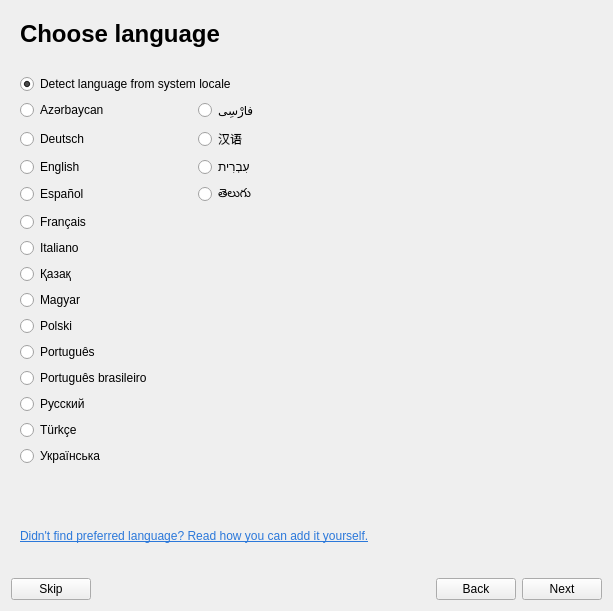
First picture: the form in src/bin/scenarist-desktop/UserInterfaceLayer/Onboarding/OnboardingView.ui, repository dimkanovikov/KITScenarist, before the edit.
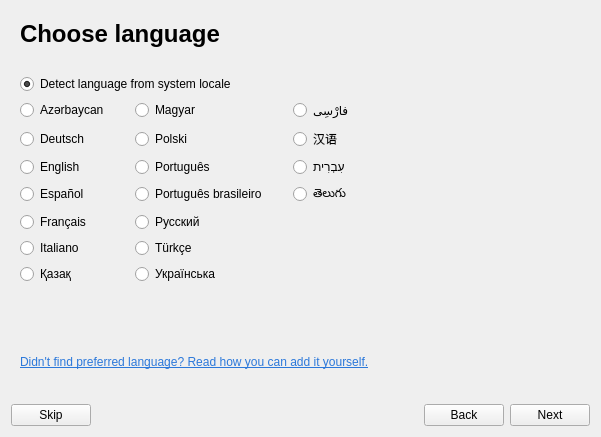
Second picture: the form after the edit. Custom widgets are drawn as their Qt base class.

Commit message: Make language dialog smaller to it can be shown in lowres screens #808

Patch:
```diff
--- a/src/bin/scenarist-desktop/UserInterfaceLayer/Onboarding/OnboardingView.ui
+++ b/src/bin/scenarist-desktop/UserInterfaceLayer/Onboarding/OnboardingView.ui
@@ -6,8 +6,8 @@
    <rect>
     <x>0</x>
     <y>0</y>
-    <width>613</width>
-    <height>611</height>
+    <width>588</width>
+    <height>437</height>
    </rect>
   </property>
   <property name="windowTitle">
@@ -71,43 +71,10 @@
      </property>
      <widget class="QWidget" name="languagePage">
       <layout class="QGridLayout" name="gridLayout_2">
-       <item row="5" column="2">
-        <spacer name="horizontalSpacer_2">
-         <property name="orientation">
-          <enum>Qt::Horizontal</enum>
-         </property>
-         <property name="sizeHint" stdset="0">
-          <size>
-           <width>40</width>
-           <height>20</height>
-          </size>
-         </property>
-        </spacer>
-       </item>
-       <item row="1" column="0">
-        <spacer name="verticalSpacer_9">
-         <property name="orientation">
-          <enum>Qt::Vertical</enum>
-         </property>
-         <property name="sizeType">
-          <enum>QSizePolicy::Fixed</enum>
-         </property>
-         <property name="sizeHint" stdset="0">
-          <size>
-           <width>20</width>
-           <height>20</height>
-          </size>
-         </property>
-        </spacer>
-       </item>
-       <item row="9" column="0">
-        <widget class="QRadioButton" name="kazakh">
-         <property name="text">
-          <string>Қазақ</string>
-         </property>
-        </widget>
-       </item>
-       <item row="12" column="0">
+       <property name="horizontalSpacing">
+        <number>26</number>
+       </property>
+       <item row="5" column="1">
         <widget class="QRadioButton" name="portugues">
          <property name="text">
           <string>Português</string>
@@ -117,10 +84,23 @@
          </property>
         </widget>
        </item>
-       <item row="14" column="0">
-        <widget class="QRadioButton" name="russian">
+       <item row="5" column="3">
+        <spacer name="horizontalSpacer_2">
+         <property name="orientation">
+          <enum>Qt::Horizontal</enum>
+         </property>
+         <property name="sizeHint" stdset="0">
+          <size>
+           <width>202</width>
+           <height>20</height>
+          </size>
+         </property>
+        </spacer>
+       </item>
+       <item row="4" column="1">
+        <widget class="QRadioButton" name="polish">
          <property name="text">
-          <string>Русский</string>
+          <string>Polski</string>
          </property>
          <property name="checked">
           <bool>false</bool>
@@ -134,44 +114,13 @@
          </property>
         </widget>
        </item>
-       <item row="5" column="0">
-        <widget class="QRadioButton" name="english">
-         <property name="text">
-          <string>English</string>
-         </property>
-         <property name="checked">
-          <bool>false</bool>
-         </property>
-        </widget>
-       </item>
-       <item row="16" column="0">
+       <item row="9" column="1">
         <widget class="QRadioButton" name="ukrainian">
          <property name="text">
           <string>Українська</string>
          </property>
         </widget>
        </item>
-       <item row="0" column="0" colspan="2">
-        <widget class="QLabel" name="label">
-         <property name="styleSheet">
-          <string notr="true">font-size: 24px;
-font-weight: 600;</string>
-         </property>
-         <property name="text">
-          <string>Choose language</string>
-         </property>
-        </widget>
-       </item>
-       <item row="18" column="0" colspan="2">
-        <widget class="QLabel" name="label_2">
-         <property name="text">
-          <string>&lt;a href=&quot;https://github.com/dimkanovikov/KITScenarist/wiki/How-to-add-the-translation-of-KIT-Scenarist-to-your-native-language-or-improve-one-of-existing%3F&quot; style=&quot;color:#2b78da;&quot;&gt;Didn't find preferred language? Read how you can add it yourself.&lt;/a&gt;</string>
-         </property>
-         <property name="openExternalLinks">
-          <bool>true</bool>
-         </property>
-        </widget>
-       </item>
        <item row="17" column="0">
         <spacer name="verticalSpacer">
          <property name="orientation">
@@ -185,7 +134,21 @@
          </property>
         </spacer>
        </item>
-       <item row="2" column="0" colspan="3">
+       <item row="8" column="0">
+        <widget class="QRadioButton" name="italian">
+         <property name="text">
+          <string>Italiano</string>
+         </property>
+        </widget>
+       </item>
+       <item row="6" column="2">
+        <widget class="QRadioButton" name="telugu">
+         <property name="text">
+          <string>తెలుగు</string>
+         </property>
+        </widget>
+       </item>
+       <item row="2" column="0" colspan="4">
         <widget class="QRadioButton" name="system">
          <property name="text">
           <string>Detect language from system locale</string>
@@ -195,13 +158,6 @@
          </property>
         </widget>
        </item>
-       <item row="6" column="0">
-        <widget class="QRadioButton" name="spanish">
-         <property name="text">
-          <string>Español</string>
-         </property>
-        </widget>
-       </item>
        <item row="4" column="0">
         <widget class="QRadioButton" name="german">
          <property name="text">
@@ -209,40 +165,50 @@
          </property>
         </widget>
        </item>
-       <item row="11" column="0">
-        <widget class="QRadioButton" name="polish">
+       <item row="5" column="0">
+        <widget class="QRadioButton" name="english">
          <property name="text">
-          <string>Polski</string>
+          <string>English</string>
          </property>
          <property name="checked">
           <bool>false</bool>
          </property>
         </widget>
        </item>
-       <item row="15" column="0">
-        <widget class="QRadioButton" name="turkish">
+       <item row="7" column="1">
+        <widget class="QRadioButton" name="russian">
          <property name="text">
-          <string>Türkçe</string>
+          <string>Русский</string>
          </property>
          <property name="checked">
           <bool>false</bool>
          </property>
         </widget>
        </item>
-       <item row="10" column="0">
+       <item row="6" column="1">
+        <widget class="QRadioButton" name="portuguesBrasil">
+         <property name="text">
+          <string>Português brasileiro</string>
+         </property>
+         <property name="checked">
+          <bool>false</bool>
+         </property>
+        </widget>
+       </item>
+       <item row="9" column="0">
+        <widget class="QRadioButton" name="kazakh">
+         <property name="text">
+          <string>Қазақ</string>
+         </property>
+        </widget>
+       </item>
+       <item row="3" column="1">
         <widget class="QRadioButton" name="hungarian">
          <property name="text">
           <string>Magyar</string>
          </property>
         </widget>
        </item>
-       <item row="8" column="0">
-        <widget class="QRadioButton" name="italian">
-         <property name="text">
-          <string>Italiano</string>
-         </property>
-        </widget>
-       </item>
        <item row="3" column="0">
         <widget class="QRadioButton" name="azerbaijani">
          <property name="text">
@@ -250,41 +216,78 @@
          </property>
         </widget>
        </item>
-       <item row="3" column="1">
+       <item row="6" column="0">
+        <widget class="QRadioButton" name="spanish">
+         <property name="text">
+          <string>Español</string>
+         </property>
+        </widget>
+       </item>
+       <item row="8" column="1">
+        <widget class="QRadioButton" name="turkish">
+         <property name="text">
+          <string>Türkçe</string>
+         </property>
+         <property name="checked">
+          <bool>false</bool>
+         </property>
+        </widget>
+       </item>
+       <item row="3" column="2">
         <widget class="QRadioButton" name="farsi">
          <property name="text">
           <string>فارْسِى</string>
          </property>
         </widget>
        </item>
-       <item row="4" column="1">
-        <widget class="QRadioButton" name="chinese">
-         <property name="text">
-          <string>汉语</string>
-         </property>
-        </widget>
-       </item>
-       <item row="5" column="1">
+       <item row="5" column="2">
         <widget class="QRadioButton" name="hebrew">
          <property name="text">
           <string>עִבְרִית</string>
          </property>
         </widget>
        </item>
-       <item row="6" column="1">
-        <widget class="QRadioButton" name="telugu">
+       <item row="4" column="2">
+        <widget class="QRadioButton" name="chinese">
          <property name="text">
-          <string>తెలుగు</string>
+          <string>汉语</string>
          </property>
         </widget>
        </item>
-       <item row="13" column="0">
-        <widget class="QRadioButton" name="portuguesBrasil">
+       <item row="1" column="0" colspan="4">
+        <spacer name="verticalSpacer_9">
+         <property name="orientation">
+          <enum>Qt::Vertical</enum>
+         </property>
+         <property name="sizeType">
+          <enum>QSizePolicy::Fixed</enum>
+         </property>
+         <property name="sizeHint" stdset="0">
+          <size>
+           <width>20</width>
+           <height>20</height>
+          </size>
+         </property>
+        </spacer>
+       </item>
+       <item row="0" column="0" colspan="4">
+        <widget class="QLabel" name="label">
+         <property name="styleSheet">
+          <string notr="true">font-size: 24px;
+font-weight: 600;</string>
+         </property>
          <property name="text">
-          <string>Português brasileiro</string>
+          <string>Choose language</string>
          </property>
-         <property name="checked">
-          <bool>false</bool>
+        </widget>
+       </item>
+       <item row="18" column="0" colspan="4">
+        <widget class="QLabel" name="label_2">
+         <property name="text">
+          <string>&lt;a href=&quot;https://github.com/dimkanovikov/KITScenarist/wiki/How-to-add-the-translation-of-KIT-Scenarist-to-your-native-language-or-improve-one-of-existing%3F&quot; style=&quot;color:#2b78da;&quot;&gt;Didn't find preferred language? Read how you can add it yourself.&lt;/a&gt;</string>
+         </property>
+         <property name="openExternalLinks">
+          <bool>true</bool>
          </property>
         </widget>
        </item>
@@ -692,8 +695,8 @@
            <rect>
             <x>0</x>
             <y>0</y>
-            <width>266</width>
-            <height>455</height>
+            <width>548</width>
+            <height>393</height>
            </rect>
           </property>
           <layout class="QGridLayout" name="gridLayout_9">
```
Left out of the diff: 6 changed lines with no effect on the pictures. The commit also changes 1 other file.
